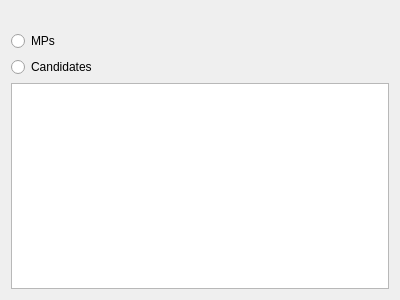
Old version of the form election_gui/ConstituencyDrillDownWidget.ui in the repository BrendanNolan/Election_Poll_App.
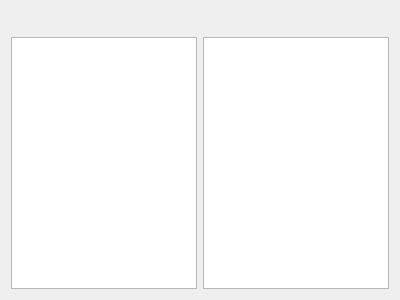
New version of the form. Custom widgets are drawn as their Qt base class.

What changed in the file:
```diff
--- a/election_gui/ConstituencyDrillDownWidget.ui
+++ b/election_gui/ConstituencyDrillDownWidget.ui
@@ -22,32 +22,28 @@
     </widget>
    </item>
    <item>
-    <layout class="QVBoxLayout" name="verticalLayout">
-     <item>
-      <widget class="QRadioButton" name="mpsRadioButton">
-       <property name="text">
-        <string>MPs</string>
-       </property>
-      </widget>
-     </item>
-     <item>
-      <widget class="QRadioButton" name="candidatesRadioButton">
-       <property name="text">
-        <string>Candidates</string>
-       </property>
-      </widget>
-     </item>
-    </layout>
+    <widget class="PolitcianModelStatusSelectorWidget" name="politicianStatusWidget" native="true"/>
    </item>
    <item>
     <layout class="QHBoxLayout" name="horizontalLayout">
      <item>
       <widget class="QListView" name="politicianListView"/>
      </item>
+     <item>
+      <widget class="QListView" name="listView"/>
+     </item>
     </layout>
    </item>
   </layout>
  </widget>
+ <customwidgets>
+  <customwidget>
+   <class>PolitcianModelStatusSelectorWidget</class>
+   <extends>QWidget</extends>
+   <header>PolitcianModelStatusSelectorWidget.h</header>
+   <container>1</container>
+  </customwidget>
+ </customwidgets>
  <resources/>
  <connections/>
 </ui>
```
